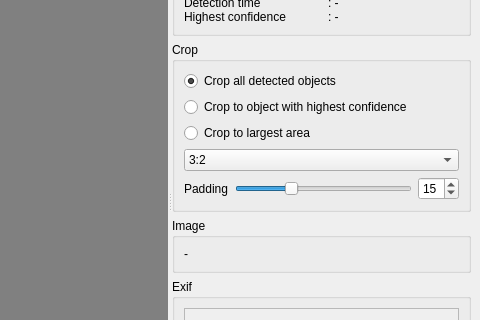
kenwer/detectorist, file detectorist/model_viewer_gui.ui: the form before one commit; both pictures show x 1020 to 1500 and y 173 to 493 of the 1500 by 750 pixel window.
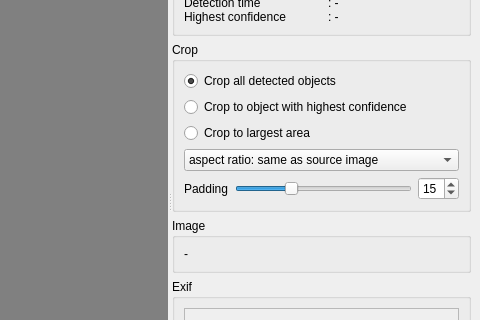
The form after the commit.

Commit message: Additional crop aspect ratios

Patch:
```diff
--- a/detectorist/model_viewer_gui.ui
+++ b/detectorist/model_viewer_gui.ui
@@ -195,7 +195,7 @@
             <widget class="QComboBox" name="cropRatioComboBox">
              <item>
               <property name="text">
-               <string>3:2</string>
+               <string>aspect ratio: same as source image</string>
               </property>
              </item>
              <item>
```
Left out of the diff: 57 changed lines with no effect on the pictures. The commit also changes 3 other files.
